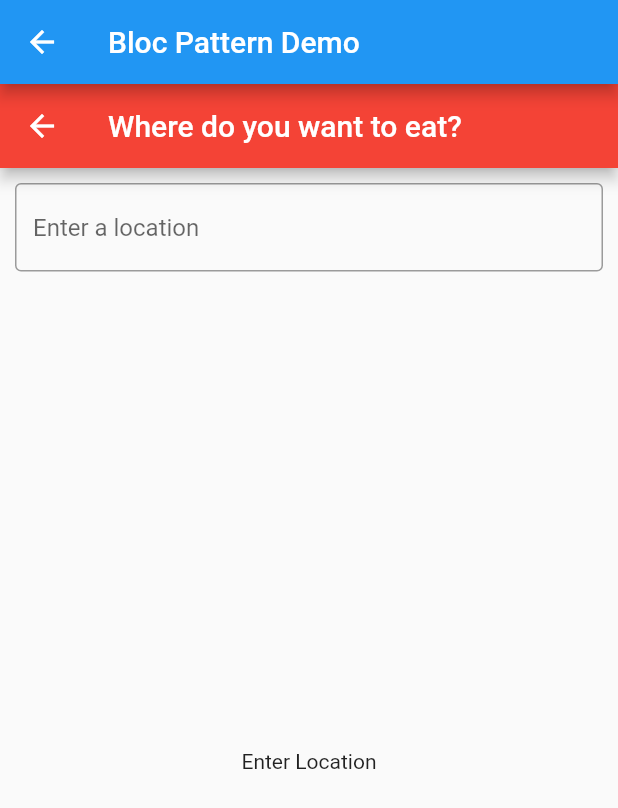
After one commit to hitesh-dhamshaniya/FlutterWebView, a Flutter app: the screen it shows after launch, after a tap on "Load Bloc Example", on a phone screen of 412 x 824 dp. The commit adds this screen. Shown: the top 808 px of the screen. Run offline on Flutter 3.47's test engine with Material 2 defaults, Android fonts, the phone set to English and light mode, and no system bars; our stand-ins replace webview_flutter.

Commit message:
BloC - Worked on BloC pattern - Follow tutorial https://www.raywenderlich.com/4074597-getting-started-with-the-bloc-pattern

```diff
--- /dev/null
+++ b/lib/BloC/bloc.dart
@@ -0,0 +1,3 @@
+abstract class Bloc {
+  void dispose();
+}
--- /dev/null
+++ b/lib/BloC/bloc_provider.dart
@@ -0,0 +1,35 @@
+import 'package:flutter/cupertino.dart';
+import 'package:flutter_webview_demo/BloC/bloc.dart';
+
+class BlocProvider<T extends Bloc> extends StatefulWidget {
+  final Widget child;
+  final T bloc;
+
+  const BlocProvider({Key key, @required this.bloc, @required this.child}) : super(key: key);
+
+  // 2
+  static T of<T extends Bloc>(BuildContext context) {
+    final type = _providerType<BlocProvider<T>>();
+    // ignore: deprecated_member_use
+    final BlocProvider<T> provider = context.ancestorWidgetOfExactType(type);
+
+    return provider.bloc;
+  }
+
+  // 3
+  static Type _providerType<T>() => T;
+
+  @override
+  State createState() => _BlocProviderState();
+}
+
+class _BlocProviderState extends State<BlocProvider> {
+  @override
+  Widget build(BuildContext context) => widget.child;
+
+  @override
+  void dispose() {
+    super.dispose();
+    widget.bloc.dispose();
+  }
+}
--- /dev/null
+++ b/lib/BloC/location_bloc.dart
@@ -0,0 +1,28 @@
+import 'dart:async';
+
+import 'package:flutter_webview_demo/BloC/bloc.dart';
+import 'package:flutter_webview_demo/data/location_model.dart';
+
+class LocationBloc implements Bloc {
+  Location _location;
+
+  Location get selectedLocation => _location;
+
+  //1
+  final _locationController = StreamController<Location>();
+
+  //2
+  Stream<Location> get locationStream => _locationController.stream;
+
+  //3
+  void selectLocation(Location location) {
+    _location = location;
+    _locationController.sink.add(location);
+  }
+
+  //4
+  @override
+  void dispose() {
+    _locationController.close();
+  }
+}
--- /dev/null
+++ b/lib/BloC/location_query_bloc.dart
@@ -0,0 +1,23 @@
+import 'dart:async';
+
+import 'package:flutter_webview_demo/BloC/bloc.dart';
+import 'package:flutter_webview_demo/data/constants.dart';
+import 'package:flutter_webview_demo/data/location_model.dart';
+
+class LocationQueryBloc implements Bloc {
+  final _controller = StreamController<List<Location>>();
+  final _client = ZomatoClient();
+
+  Stream<List<Location>> get locationStream => _controller.stream;
+
+  void submitQuery(String query) async {
+    //1
+    final result = await _client.fetchLocations(query);
+    _controller.sink.add(result);
+  }
+
+  @override
+  void dispose() {
+    _controller.close();
+  }
+}
--- /dev/null
+++ b/lib/data/constants.dart
@@ -0,0 +1,27 @@
+import 'package:flutter/material.dart';
+import 'package:http/http.dart' as http;
+import 'dart:convert' show json;
+import 'location_model.dart';
+
+class ZomatoClient {
+  final _apiKey = "c5cd5fc0cca62822a5f0d3b75d2c1295";
+  final _host = 'developers.zomato.com';
+  final _contextRoot = 'api/v2.1';
+
+  Map<String, String> get _headers => {'Accept': 'application/json', 'user-key': _apiKey};
+
+  Future<Map> request({@required String path, Map<String, String> parameters}) async {
+    final uri = Uri.https(_host, '$_contextRoot/$path', parameters);
+    final results = await http.get(uri, headers: _headers);
+    final jsonObject = json.decode(results.body);
+
+    return jsonObject;
+  }
+
+  Future<List<Location>> fetchLocations(String query) async {
+    final results = await request(path: 'locations', parameters: {'query': query, 'count': '10'});
+    final suggestions = results['location_suggestions'];
+
+    return suggestions.map<Location>((json) => Location.fromJson(json)).toList(growable: false);
+  }
+}
--- /dev/null
+++ b/lib/data/location_model.dart
@@ -0,0 +1,12 @@
+class Location {
+  final int id;
+  final String type;
+  final String title;
+
+//  Location(this.id, this.type, this.title);
+
+  Location.fromJson(Map json)
+      : id = json['entity_id'],
+        type = json['entity_type'],
+        title = json['title'];
+}
--- /dev/null
+++ b/lib/screens/bloc_pattern_main.dart
@@ -0,0 +1,21 @@
+import 'package:flutter/material.dart';
+import 'package:flutter_webview_demo/BloC/bloc_provider.dart';
+import 'package:flutter_webview_demo/BloC/location_bloc.dart';
+import 'package:flutter_webview_demo/screens/location_screen.dart';
+
+class BloCMainScreen extends StatefulWidget {
+  @override
+  _BloCMainScreenState createState() => _BloCMainScreenState();
+}
+
+class _BloCMainScreenState extends State<BloCMainScreen> {
+  @override
+  Widget build(BuildContext context) {
+    return Scaffold(
+      appBar: AppBar(
+        title: Text("Bloc Pattern Demo"),
+      ),
+      body: BlocProvider<LocationBloc>(bloc: LocationBloc(), child: LocationScreen()),
+    );
+  }
+}
--- a/lib/screens/home.dart
+++ b/lib/screens/home.dart
@@ -1,6 +1,8 @@
 import 'package:flutter/cupertino.dart';
 import 'package:flutter/material.dart';
 import 'package:flutter_webview_demo/screens/webpage.dart';
+
+import 'bloc_pattern_main.dart';
 
 class MyHomePage extends StatefulWidget {
   MyHomePage({Key key, this.title}) : super(key: key);
@@ -23,7 +25,6 @@ class _MyHomePageState extends State<MyHomePage> {
           child: Form(
         key: _formKey,
         child: Column(
-          mainAxisAlignment: MainAxisAlignment.center,
           children: [
             Padding(
               padding: EdgeInsets.only(left: 20.0, right: 20.0, bottom: 20.0),
@@ -58,6 +59,12 @@ class _MyHomePageState extends State<MyHomePage> {
                 }
               },
             ),
+            RaisedButton(
+              onPressed: () {
+                Navigator.push(context, MaterialPageRoute(builder: (context) => BloCMainScreen()));
+              },
+              child: Text("Load Bloc Example"),
+            ),
           ],
         ),
       )),
--- /dev/null
+++ b/lib/screens/location_screen.dart
@@ -0,0 +1,70 @@
+import 'package:flutter/material.dart';
+import 'package:flutter_webview_demo/BloC/bloc_provider.dart';
+import 'package:flutter_webview_demo/BloC/location_query_bloc.dart';
+import 'package:flutter_webview_demo/data/location_model.dart';
+
+class LocationScreen extends StatelessWidget {
+  final bool isFullScreenDialog;
+
+  const LocationScreen({Key key, this.isFullScreenDialog = false}) : super(key: key);
+
+  @override
+  Widget build(BuildContext context) {
+    var blocProvider = LocationQueryBloc();
+    return BlocProvider(
+      bloc: blocProvider,
+      child: Scaffold(
+        appBar: AppBar(
+          backgroundColor: Colors.red,
+          title: Text("Where do you want to eat?"),
+        ),
+        body: Column(
+          children: [
+            Padding(
+              padding: const EdgeInsets.all(10.0),
+              child: TextField(
+                decoration: InputDecoration(
+                  border: OutlineInputBorder(),
+                  hintText: 'Enter a location',
+                ),
+                onChanged: (query) => blocProvider.submitQuery(query),
+              ),
+            ),
+            Expanded(child: _buildResult(blocProvider))
+          ],
+        ),
+      ),
+    );
+  }
+
+  _buildResult(LocationQueryBloc blocProvider) {
+    return StreamBuilder<List<Location>>(
+        stream: blocProvider.locationStream,
+        builder: (context, snapshot) {
+          //1
+          final result = snapshot.data;
+
+          if (result == null) {
+            return Center(child: Text("Enter Location"));
+          }
+
+          if (result.isEmpty) {
+            return Center(child: Text("No Results"));
+          }
+
+          return _buildSearchResult(result);
+        });
+  }
+
+  _buildSearchResult(List<Location> result) {
+    return ListView.separated(
+        itemBuilder: (context, index) {
+          final location = result[index];
+          return ListTile(
+            title: Text(location.title),
+          );
+        },
+        separatorBuilder: (BuildContext context, int index) => Divider(),
+        itemCount: result.length);
+  }
+}
--- a/pubspec.yaml
+++ b/pubspec.yaml
@@ -12,7 +12,7 @@ dependencies:
   flutter:
     sdk: flutter
 
-
+  http: ^0.12.0+2
   cupertino_icons: ^1.0.0
   webview_flutter: 1.0.7
 
```
Also changed, not shown: 1 other file.
